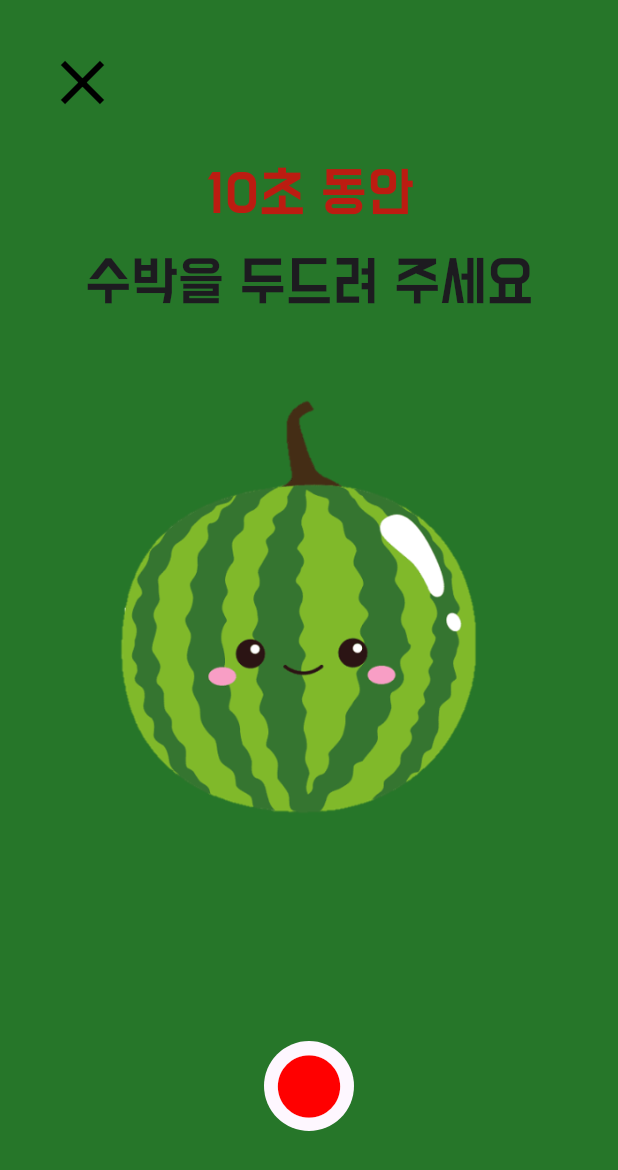
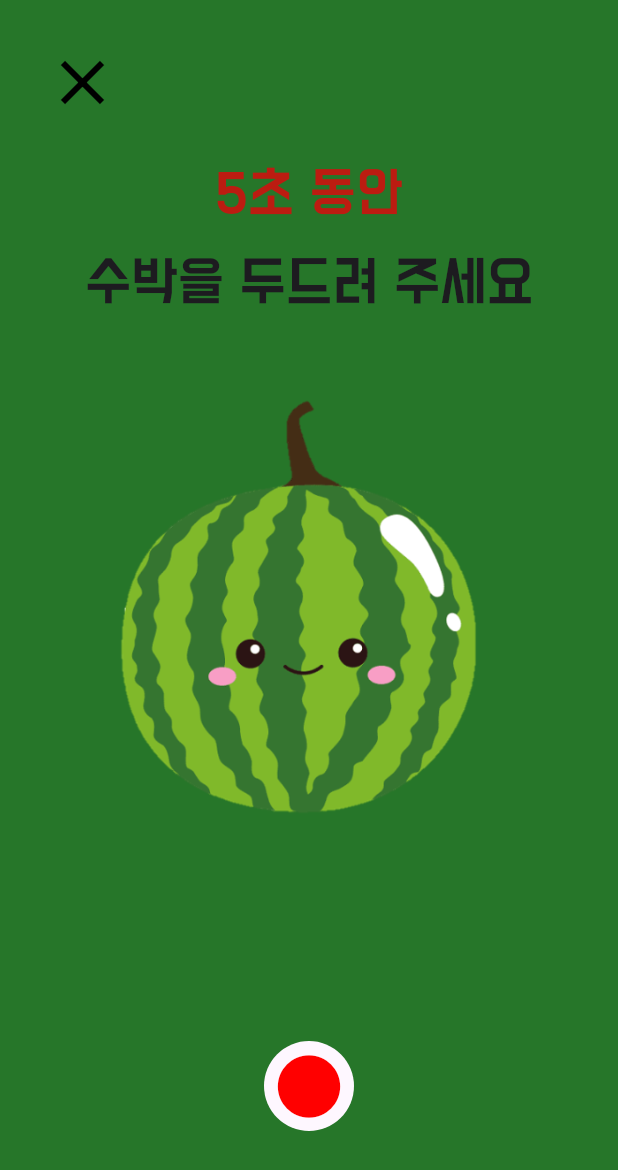
Before and after one commit to 2023GachonP-ForAI/front_forAI, a Flutter app: the screen it shows after launch, after a tap on "시작하기", on a phone screen of 412 x 824 dp. Shown: the top 1170 px of the screen. Run offline on Flutter 3.47's test engine with Material 2 defaults, Android fonts, the phone set to English and light mode, and no system bars; our stand-ins replace audioplayers, loading_animation_widget; missing offline and left inert: record; statements that could not run were skipped.

Commit message:
Fix: UI mod

```diff
--- a/front/lib/Rec_Loading.dart
+++ b/front/lib/Rec_Loading.dart
@@ -5,6 +5,7 @@ import 'package:http/http.dart' as http;
 import './result.dart';
 import 'dart:convert';
 import 'package:http_parser/http_parser.dart';
+import 'dart:async';
 
 class RecLoading extends StatefulWidget {
   final String path;
@@ -54,12 +55,21 @@ class _RecLoadingState extends State<RecLoading> {
         //     _sweetResult = int.parse(responseBody.body);
 
         print("당도결과 $_sweetResult");
+
+        Timer(const Duration(seconds: 2), () {
           Navigator.pushReplacement(
             context,
             MaterialPageRoute(
               builder: (context) => Result(sweetResult: _sweetResult),
             ),
           );
+        });
+        // Navigator.pushReplacement(
+        //   context,
+        //   MaterialPageRoute(
+        //     builder: (context) => Result(sweetResult: _sweetResult),
+        //   ),
+        // );
       } else {
         print(
             'Failed to upload file. Server responded with status ${response.statusCode}');
--- a/front/lib/onboarding.dart
+++ b/front/lib/onboarding.dart
@@ -40,11 +40,14 @@ class _OnBoardingstate extends State<OnBoarding> {
           ],
         ),
       ),
-      Center(
-          child: Image.asset(
-        'lib/images/watermelon_main.png',
-        height: 350,
-      )),
+      Padding(
+        padding: const EdgeInsets.only(top: 40),
+        child: Center(
+            child: Image.asset(
+          'lib/images/watermelon_main.png',
+          height: 350,
+        )),
+      ),
       Padding(
         padding: const EdgeInsets.only(top: 700),
         child: Row(
--- a/front/lib/sound.dart
+++ b/front/lib/sound.dart
@@ -137,7 +137,7 @@ class _RecState extends State<Rec> {
               height: 100,
             ),
             const Text(
-              '10초 동안',
+              '5초 동안',
               style: TextStyle(
                   fontSize: 40,
                   color: Color.fromARGB(255, 188, 28, 17),
```
Lines whose indentation alone changed are shown as unchanged.
